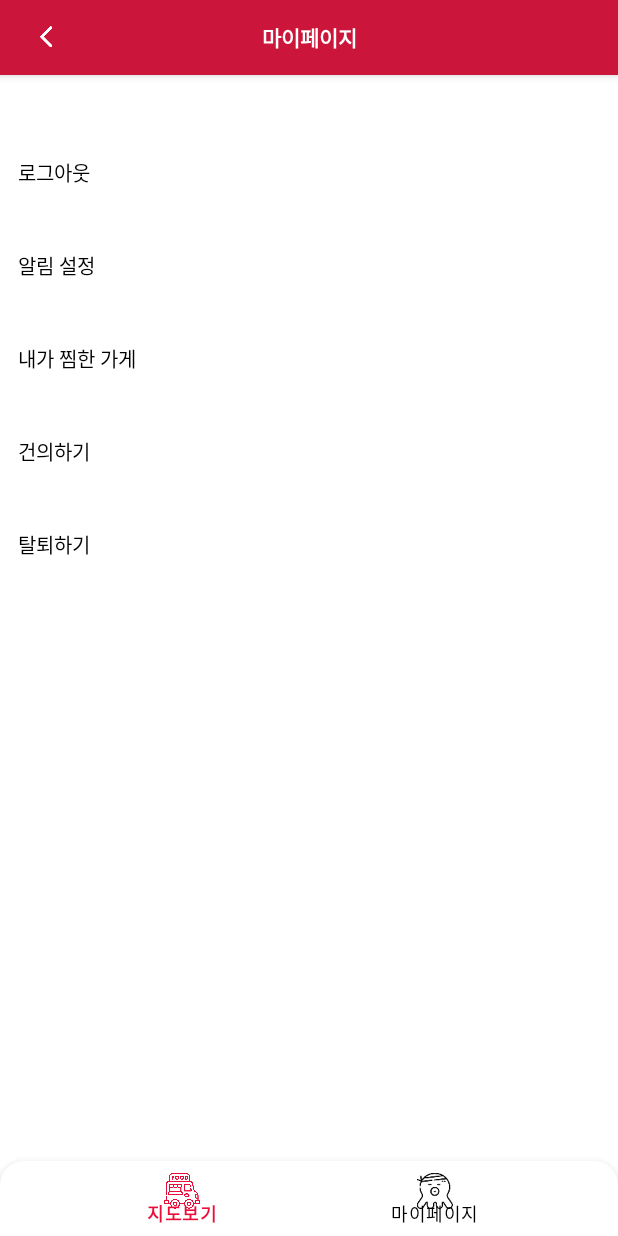
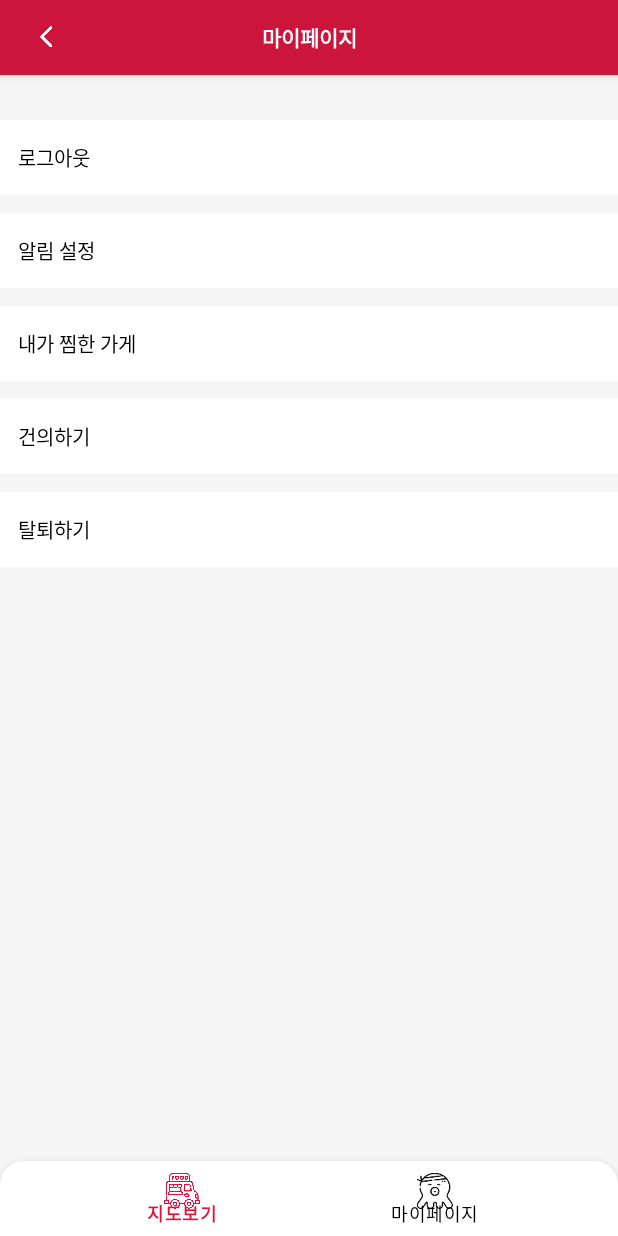
Before and after one commit to nagosoo/TACOLING, an Android app: the SettingFragment screen opened through its navigation route, on a phone screen of 412 x 824 dp. Run offline under Robolectric (Android 15) with nearby library versions, the phone set to English and light mode, and no system bars; our stand-ins replace Dagger/Hilt's generated code, data binding, paging; libraries missing offline, so code that uses them is left out: net.daum.mf; 13 statements that could not run were skipped.

Commit message:
dataBinding 으로 수정중

```diff
--- a/app/build.gradle
+++ b/app/build.gradle
@@ -9,7 +9,7 @@ plugins {
 android {
     compileSdk 31
 
-    buildFeatures { viewBinding = true }
+    buildFeatures { dataBinding = true }
 
     defaultConfig {
         buildConfigField "String", "baseUrl", '"https://dapi.kakao.com"'
--- a/app/src/main/AndroidManifest.xml
+++ b/app/src/main/AndroidManifest.xml
@@ -19,8 +19,12 @@
             android:exported="true">
             <intent-filter>
                 <action android:name="android.intent.action.MAIN" />
-
                 <category android:name="android.intent.category.LAUNCHER" />
+            </intent-filter>
+            <intent-filter>
+                <action android:name="android.intent.action.SENDTO" />
+                <data android:scheme="mailto" />
+                <category android:name="android.intent.category.DEFAULT" />
             </intent-filter>
         </activity>
         <meta-data
--- /dev/null
+++ b/app/src/main/java/com/eundmswlji/tacoling/BindingAdapter.kt
@@ -0,0 +1,13 @@
+package com.eundmswlji.tacoling
+
+import android.widget.EditText
+import androidx.databinding.BindingAdapter
+
+
+object BindingAdapter {
+    @BindingAdapter("currentAddress")
+    @JvmStatic
+    fun setCurrentAddress(editText: EditText, address: String?) {
+        address?.let { editText.setText(address) }
+    }
+}
--- a/app/src/main/java/com/eundmswlji/tacoling/ui/map/MapFragment.kt
+++ b/app/src/main/java/com/eundmswlji/tacoling/ui/map/MapFragment.kt
@@ -17,7 +17,7 @@ import androidx.fragment.app.viewModels
 import androidx.lifecycle.lifecycleScope
 import androidx.paging.LoadState
 import androidx.paging.PagingData
-import com.eundmswlji.tacoling.BuildConfig
+import com.eundmswlji.tacoling.EventObserver
 import com.eundmswlji.tacoling.MapUtil.checkGPS
 import com.eundmswlji.tacoling.MapUtil.getMapPOIItem
 import com.eundmswlji.tacoling.R
@@ -32,7 +32,6 @@ import kotlinx.coroutines.flow.collectLatest
 import kotlinx.coroutines.launch
 import net.daum.mf.map.api.MapPOIItem
 import net.daum.mf.map.api.MapPoint
-import net.daum.mf.map.api.MapReverseGeoCoder
 import net.daum.mf.map.api.MapView
 
 
@@ -58,6 +57,7 @@ class MapFragment : Fragment(), MapView.MapViewEventListener, MapView.CurrentLoc
         settingMap()
         setRecyclerView()
         setOnClickListener()
+        setObserver()
         test()
 
         locationResultLauncher = registerForActivityResult(
@@ -67,6 +67,18 @@ class MapFragment : Fragment(), MapView.MapViewEventListener, MapView.CurrentLoc
                 showMyLocation()
             }
         }
+    }
+
+    private fun setObserver() {
+        viewModel.toastEvent.observe(viewLifecycleOwner, EventObserver {
+            toast(it)
+        })
+
+        viewModel.currentAddress.observe(viewLifecycleOwner, EventObserver {
+           // binding.tvJuso.editText.setText(it)
+            binding.tvJuso.editText.clearFocus()
+            toast("hey")
+        })
     }
 
     private fun setRecyclerView() {
@@ -204,19 +216,7 @@ class MapFragment : Fragment(), MapView.MapViewEventListener, MapView.CurrentLoc
     }
 
     private fun getJusoFromGeoCord(mapPoint: MapPoint?) {
-        mapPoint?.let {
-            val currentMapPoint = MapPoint.mapPointWithGeoCoord(mapPoint.mapPointGeoCoord.latitude, mapPoint.mapPointGeoCoord.longitude)
-            MapReverseGeoCoder(BuildConfig.appKey, currentMapPoint, object : MapReverseGeoCoder.ReverseGeoCodingResultListener {
-                override fun onReverseGeoCoderFoundAddress(p0: MapReverseGeoCoder?, address: String) {
-                    binding.tvJuso.editText.setText(address)
-                    binding.tvJuso.editText.clearFocus()
-                }
-
-                override fun onReverseGeoCoderFailedToFindAddress(p0: MapReverseGeoCoder?) {
-                    toast("주소를 찾을 수 없습니다.")
-                }
-            }, activity).startFindingAddress()
-        }
+        viewModel.getJusoFromGeoCord(mapPoint, activity)
     }
 
     override fun onMapViewInitialized(p0: MapView?) {
--- a/app/src/main/java/com/eundmswlji/tacoling/ui/map/MapViewModel.kt
+++ b/app/src/main/java/com/eundmswlji/tacoling/ui/map/MapViewModel.kt
@@ -1,21 +1,52 @@
 package com.eundmswlji.tacoling.ui.map
 
+import android.app.Activity
+import androidx.fragment.app.FragmentActivity
+import androidx.lifecycle.LiveData
+import androidx.lifecycle.MutableLiveData
 import androidx.lifecycle.ViewModel
 import androidx.lifecycle.viewModelScope
 import androidx.paging.PagingData
 import androidx.paging.cachedIn
+import com.eundmswlji.tacoling.BuildConfig
+import com.eundmswlji.tacoling.Event
+import com.eundmswlji.tacoling.Util.toast
 import com.eundmswlji.tacoling.data.model.Document
 import com.eundmswlji.tacoling.data.repository.JusoRepository
 import dagger.hilt.android.lifecycle.HiltViewModel
 import kotlinx.coroutines.flow.Flow
+import net.daum.mf.map.api.MapPoint
+import net.daum.mf.map.api.MapReverseGeoCoder
 import javax.inject.Inject
 
 @HiltViewModel
 class MapViewModel @Inject constructor(
     private val jusoRepository: JusoRepository
-):ViewModel() {
+) : ViewModel() {
 
-    suspend fun getJuso(query:String): Flow<PagingData<Document>>{
+    private val _currentAddress  = MutableLiveData<Event<String>>()
+    val currentAddress  : LiveData<Event<String>> = _currentAddress
+
+    private val _toastEvent = MutableLiveData<Event<String>>()
+    val toastEvent : LiveData<Event<String>> = _toastEvent
+
+    suspend fun getJuso(query: String): Flow<PagingData<Document>> {
         return jusoRepository.getJuso(query).cachedIn(viewModelScope)
     }
+
+    fun getJusoFromGeoCord(mapPoint: MapPoint?, activity: FragmentActivity?) {
+        mapPoint?.let {
+            val currentMapPoint = MapPoint.mapPointWithGeoCoord(mapPoint.mapPointGeoCoord.latitude, mapPoint.mapPointGeoCoord.longitude)
+            MapReverseGeoCoder(BuildConfig.appKey, currentMapPoint, object : MapReverseGeoCoder.ReverseGeoCodingResultListener {
+                override fun onReverseGeoCoderFoundAddress(p0: MapReverseGeoCoder?, address: String) {
+                    _currentAddress.value = Event(address)
+                }
+
+                override fun onReverseGeoCoderFailedToFindAddress(p0: MapReverseGeoCoder?) {
+                    _toastEvent.value = Event("주소를 찾을 수 없습니다.")
+                }
+            }, activity).startFindingAddress()
+        }
+    }
+
 }
--- a/app/src/main/res/layout/activity_main.xml
+++ b/app/src/main/res/layout/activity_main.xml
@@ -1,7 +1,13 @@
 <?xml version="1.0" encoding="utf-8"?>
-<androidx.constraintlayout.widget.ConstraintLayout xmlns:android="http://schemas.android.com/apk/res/android"
+<layout xmlns:android="http://schemas.android.com/apk/res/android"
     xmlns:app="http://schemas.android.com/apk/res-auto"
-    xmlns:tools="http://schemas.android.com/tools"
+    xmlns:tools="http://schemas.android.com/tools">
+
+    <data>
+
+    </data>
+
+    <androidx.constraintlayout.widget.ConstraintLayout
         android:layout_width="match_parent"
         android:layout_height="match_parent"
         tools:context=".ui.MainActivity">
@@ -37,3 +43,4 @@
         </FrameLayout>
 
     </androidx.constraintlayout.widget.ConstraintLayout>
+</layout>
--- a/app/src/main/res/layout/app_bar.xml
+++ b/app/src/main/res/layout/app_bar.xml
@@ -1,6 +1,12 @@
 <?xml version="1.0" encoding="utf-8"?>
-<com.google.android.material.appbar.AppBarLayout xmlns:android="http://schemas.android.com/apk/res/android"
-    xmlns:tools="http://schemas.android.com/tools"
+<layout xmlns:android="http://schemas.android.com/apk/res/android"
+    xmlns:tools="http://schemas.android.com/tools">
+
+    <data>
+
+    </data>
+
+    <com.google.android.material.appbar.AppBarLayout
         android:layout_width="match_parent"
         android:layout_height="50dp"
         android:background="@color/mainRed">
@@ -32,3 +38,4 @@
         </androidx.appcompat.widget.Toolbar>
 
     </com.google.android.material.appbar.AppBarLayout>
+</layout>
--- a/app/src/main/res/layout/fragment_setting.xml
+++ b/app/src/main/res/layout/fragment_setting.xml
@@ -1,5 +1,12 @@
 <?xml version="1.0" encoding="utf-8"?>
-<androidx.appcompat.widget.LinearLayoutCompat xmlns:android="http://schemas.android.com/apk/res/android"
+<layout xmlns:android="http://schemas.android.com/apk/res/android">
+
+    <data>
+
+    </data>
+
+    <androidx.appcompat.widget.LinearLayoutCompat
+        android:background="@color/backgroundGrey"
         android:layout_width="match_parent"
         android:layout_height="match_parent"
         android:orientation="vertical">
@@ -10,7 +17,7 @@
 
         <Space
             android:layout_width="wrap_content"
-        android:layout_height="40dp" />
+            android:layout_height="30dp" />
 
         <include
             android:id="@+id/logout"
@@ -49,3 +56,4 @@
             layout="@layout/item_setting_list" />
 
     </androidx.appcompat.widget.LinearLayoutCompat>
+</layout>
--- a/app/src/main/res/layout/item_setting_list.xml
+++ b/app/src/main/res/layout/item_setting_list.xml
@@ -1,6 +1,12 @@
 <?xml version="1.0" encoding="utf-8"?>
-<androidx.appcompat.widget.LinearLayoutCompat xmlns:android="http://schemas.android.com/apk/res/android"
-    xmlns:tools="http://schemas.android.com/tools"
+<layout xmlns:android="http://schemas.android.com/apk/res/android"
+    xmlns:tools="http://schemas.android.com/tools">
+
+    <data>
+
+    </data>
+
+    <androidx.appcompat.widget.LinearLayoutCompat
         android:layout_width="match_parent"
         android:layout_height="wrap_content"
         android:orientation="vertical">
@@ -20,3 +26,4 @@
             tools:text="엄청긴 마이페이지 엄청긴 마이페이지 엄청긴 마이페이지 엄청긴 마이페이지 엄청긴 마이페이지" />
 
     </androidx.appcompat.widget.LinearLayoutCompat>
+</layout>
```
Also changed, not shown: app/src/main/java/com/eundmswlji/tacoling/Event.kt (added, +60 -0 lines), app/src/main/java/com/eundmswlji/tacoling/ui/setting/SettingFragment.kt (+16 -10 lines), app/src/main/res/layout/container_juso_search.xml (+15 -4 lines), app/src/main/res/layout/dialog_normal.xml (+9 -2 lines), app/src/main/res/layout/fragment_map.xml (+10 -3 lines), app/src/main/res/layout/fragment_sign_in.xml (+9 -2 lines), app/src/main/res/layout/item_juso.xml (+9 -2 lines). Lines whose indentation alone changed are shown as unchanged.
